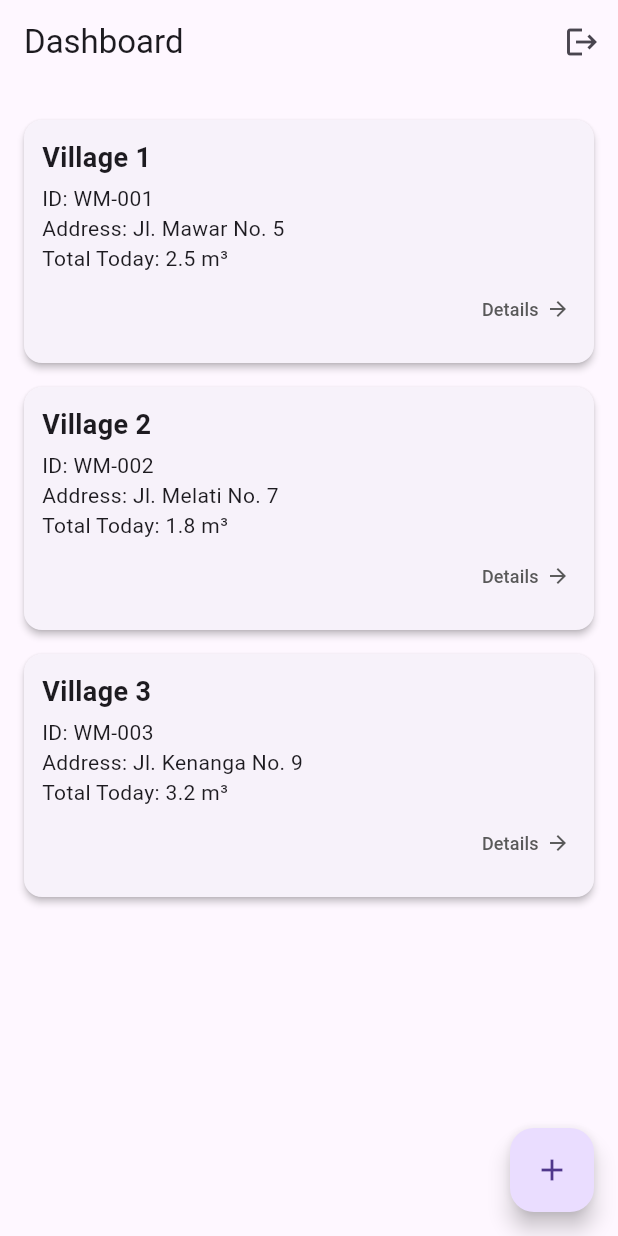
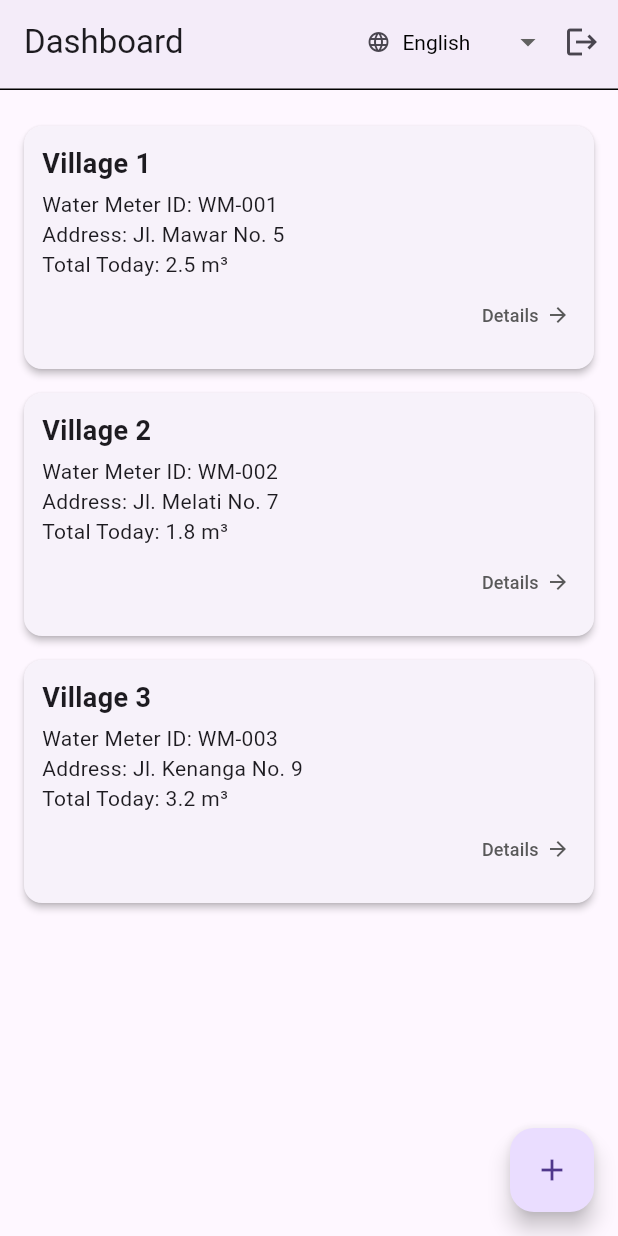
Before and after one commit to Khairul2991/logingoogle-Flutter, a Flutter app: the Dashboard screen opened directly, on a phone screen of 412 x 824 dp. Run offline on Flutter 3.47's test engine with Material 3 defaults, Android fonts, the phone set to English and light mode, and no system bars; our stand-ins replace firebase_auth, firebase_core, google_sign_in, syncfusion_flutter_charts; accounts and stored records are empty; generated files the repository leaves out were written again.

Commit message:
Change Some Feature

```diff
--- /dev/null
+++ b/lib/l10n/app_localizations.dart
@@ -0,0 +1,101 @@
+// app_localization.dart
+import 'dart:ui';
+
+class AppLocalizations {
+  static AppLocalizations? _instance;
+  String _currentLanguage = 'en';
+  VoidCallback? onLanguageChanged;
+
+  factory AppLocalizations() {
+    _instance ??= AppLocalizations._internal();
+    return _instance!;
+  }
+
+  AppLocalizations._internal();
+
+  static AppLocalizations get instance => AppLocalizations();
+
+  void changeLanguage(String languageCode) {
+    _currentLanguage = languageCode;
+    onLanguageChanged?.call();
+  }
+
+  String get currentLanguage => _currentLanguage;
+
+  // Contoh metode translasi
+  String translate(String key) {
+    switch (_currentLanguage) {
+      case 'en':
+        return _englishTranslations[key] ?? key;
+      case 'id':
+        return _indonesianTranslations[key] ?? key;
+      case 'tet':
+        return _eastTimorTranslations[key] ?? key;
+      case 'pt':
+        return _portugueseTranslations[key] ?? key;
+      default:
+        return key;
+    }
+  }
+
+  // Kamus terjemahan (tetap sama seperti sebelumnya)
+  static final Map<String, String> _englishTranslations = {
+    "appTitle": "Dashboard",
+    "add": "Add",
+    "details": "Details",
+    "address": "Address",
+    "village": "Village",
+    "waterMeterID": "Water Meter ID",
+    "totalToday": "Total Today",
+    'Language': 'Language',
+    'English': 'English',
+    'Indonesian': 'Indonesian',
+    'East Timor': 'East Timor',
+    'Portuguese': 'Portuguese',
+  };
+
+  static final Map<String, String> _indonesianTranslations = {
+    "appTitle": "Dashboard",
+    "add": "Tambah",
+    "details": "Rincian",
+    "address": "Alamat",
+    "village": "Desa",
+    "waterMeterID": "ID Meteran",
+    "totalToday": "Total Hari Ini",
+    'Language': 'Bahasa',
+    'English': 'Inggris',
+    'Indonesian': 'Indonesia',
+    'East Timor': 'Timor Leste',
+    'Portuguese': 'Portugis',
+  };
+
+  static final Map<String, String> _eastTimorTranslations = {
+    "appTitle": "Painel",
+    "add": "Aumenta",
+    "details": "Detálhus",
+    "address": "Adresu",
+    "village": "Aldeia",
+    "waterMeterID": "ID Medidor Bee",
+    "totalToday": "Total Ohin",
+    'Language': 'Lingua',
+    'English': 'Ingles',
+    'Indonesian': 'Indonzia',
+    'East Timor': 'Timor Leste',
+    'Portuguese': 'Portugés',
+  };
+
+  static final Map<String, String> _portugueseTranslations = {
+    "appTitle": "Painel",
+    "add": "Adicionar",
+    "details": "Detalhes",
+    "address": "Endereço",
+    "village": "Aldeia",
+    "waterMeterID": "ID do Medidor de Água",
+    "totalToday": "Total de Hoje",
+    'Language': 'Idioma',
+    'English': 'Inglês',
+    'Indonesian': 'Indonésio',
+    'East Timor': 'Timor-Leste',
+    'Portuguese': 'Português',
+  };
+}
--- a/lib/login_page.dart
+++ b/lib/login_page.dart
@@ -1,7 +1,7 @@
 import 'package:flutter/material.dart';
 import 'package:google_sign_in/google_sign_in.dart';
 import 'package:firebase_auth/firebase_auth.dart';
-import 'package:logingoogle/dashboard.dart';
+import 'package:logingoogle/pages/dashboard.dart';
 
 class LoginPage extends StatelessWidget {
   const LoginPage({super.key});
--- a/lib/main.dart
+++ b/lib/main.dart
@@ -1,6 +1,8 @@
 import 'package:flutter/material.dart';
 import 'package:firebase_core/firebase_core.dart';
+import 'package:flutter_localizations/flutter_localizations.dart';
 import 'firebase_options.dart';
+import 'l10n/app_localizations.dart';
 import 'login_page.dart';
 
 void main() async {
@@ -11,13 +13,50 @@ void main() async {
   runApp(const MyApp());
 }
 
-class MyApp extends StatelessWidget {
+class MyApp extends StatefulWidget {
   const MyApp({super.key});
+
+  @override
+  State<MyApp> createState() => _MyAppState();
+
+  // Metode statis untuk mengubah bahasa di seluruh aplikasi
+  static void setLanguage(BuildContext context, String languageCode) {
+    final _MyAppState? state = context.findAncestorStateOfType<_MyAppState>();
+    state?.setLanguage(languageCode);
+  }
+}
+
+class _MyAppState extends State<MyApp> {
+  late AppLocalizations _localizations;
+
+  @override
+  void initState() {
+    super.initState();
+    _localizations = AppLocalizations();
+  }
+
+  void setLanguage(String languageCode) {
+    setState(() {
+      _localizations.changeLanguage(languageCode);
+    });
+  }
+
   @override
   Widget build(BuildContext context) {
-    return MaterialApp(
+    return const MaterialApp(
+      localizationsDelegates: [
+        GlobalMaterialLocalizations.delegate,
+        GlobalWidgetsLocalizations.delegate,
+        GlobalCupertinoLocalizations.delegate,
+      ],
+      supportedLocales: [
+        Locale('en', ''),
+        Locale('id', ''),
+        Locale('tet', ''),
+        Locale('pt', ''),
+      ],
+      debugShowCheckedModeBanner: false,
       home: LoginPage(),
-      debugShowCheckedModeBanner: false,
     );
   }
 }
--- a/lib/dashboard.dart
+++ b/lib/pages/dashboard.dart
@@ -1,7 +1,11 @@
 import 'package:flutter/material.dart';
 import 'package:firebase_auth/firebase_auth.dart';
-import 'login_page.dart';
+import 'package:logingoogle/settings/language_dropdown.dart';
+import '../l10n/app_localizations.dart';
+import '../login_page.dart';
 import 'package:google_sign_in/google_sign_in.dart';
+
+import 'chart_page.dart';
 
 
 class Dashboard extends StatefulWidget {
@@ -12,6 +16,8 @@ class Dashboard extends StatefulWidget {
 }
 
 class _DashboardState extends State<Dashboard> {
+  final AppLocalizations _appLocalizations = AppLocalizations();
+
   // Contoh data yang nanti bisa diganti dengan data dinamis lain
   List<Map<String, dynamic>> waterMeterData = [
     {
@@ -34,6 +40,17 @@ class _DashboardState extends State<Dashboard> {
     },
   ];
 
+  @override
+  void initState() {
+    super.initState();
+    // Daftarkan callback untuk refresh UI ketika bahasa berubah
+    _appLocalizations.onLanguageChanged = _refreshOnLanguageChange;
+  }
+
+  void _refreshOnLanguageChange() {
+    setState(() {});
+  }
+
   void _addWaterMeter() {
     setState(() {
       int newIndex = waterMeterData.length + 1;
@@ -50,8 +67,9 @@ class _DashboardState extends State<Dashboard> {
   Widget build(BuildContext context) {
     return Scaffold(
       appBar: AppBar(
-        title: const Text('Dashboard'),
+        title: Text(_appLocalizations.translate("appTitle")),
         actions: [
+          LanguageDropdown(onLanguageChanged: _refreshOnLanguageChange),
           IconButton(
             icon: const Icon(Icons.logout),
             onPressed: () async {
@@ -65,6 +83,14 @@ class _DashboardState extends State<Dashboard> {
             },
           )
         ],
+        elevation: 2.0,
+        bottom: PreferredSize(
+          preferredSize: const Size.fromHeight(4.0),
+          child: Container(
+            height: 1.0,
+            color: Colors.black,
+          ),
+        ),
       ),
       body: Padding(
         padding: const EdgeInsets.all(16.0),
@@ -89,30 +115,37 @@ class _DashboardState extends State<Dashboard> {
                       ),
                     ),
                     const SizedBox(height: 4),
-                    Text("ID: ${meter['id']}"),
-                    Text("Address: ${meter['address']}"),
-                    Text("Total Today: ${meter['totalToday']} m³"),
+                    Text("${_appLocalizations.translate("waterMeterID")}: ${meter['id']}"),
+                    Text("${_appLocalizations.translate("address")}: ${meter['address']}"),
+                    Text("${_appLocalizations.translate("totalToday")}: ${meter['totalToday']} m³"),
                     Align(
                       alignment: Alignment.bottomRight,
                       child: TextButton(
                         onPressed: () async {
-
+                          await Navigator.push(
+                            context,
+                            MaterialPageRoute(
+                              builder: (context) => ChartPage(
+                                waterMeterId: meter['id'],
+                              ),
+                            ),
+                          );
                         },
                         style: TextButton.styleFrom(
                           padding: const EdgeInsets.symmetric(vertical: 0, horizontal: 4),
                         ),
-                        child: const Row(
+                        child: Row(
                           mainAxisSize: MainAxisSize.min,
                           children: [
                             Text(
-                              'Details',
-                              style: TextStyle(
+                              _appLocalizations.translate("details"),
+                              style: const TextStyle(
                                 color: Color(0xFF595959),
                                 fontSize: 12,
                               ),
                             ),
-                            SizedBox(width: 5),
-                            Icon(
+                            const SizedBox(width: 5),
+                            const Icon(
                               Icons.arrow_forward,
                               size: 16,
                               color: Color(0xFF595959),
--- /dev/null
+++ b/lib/settings/language_dropdown.dart
@@ -0,0 +1,87 @@
+// language_dropdown.dart
+import 'package:flutter/material.dart';
+import '../l10n/app_localizations.dart';
+
+class LanguageDropdown extends StatefulWidget {
+  final VoidCallback? onLanguageChanged;
+
+  const LanguageDropdown({super.key, this.onLanguageChanged});
+
+  @override
+  State<LanguageDropdown> createState() => _LanguageDropdownState();
+}
+
+class _LanguageDropdownState extends State<LanguageDropdown> {
+  final AppLocalizations _appLocalizations = AppLocalizations();
+  String _selectedLanguage = 'en';
+
+  @override
+  void initState() {
+    super.initState();
+    _selectedLanguage = _appLocalizations.currentLanguage;
+  }
+
+  void _changeLanguage(String? languageCode) {
+    if (languageCode != null) {
+      setState(() {
+        _selectedLanguage = languageCode;
+        _appLocalizations.changeLanguage(languageCode);
+        widget.onLanguageChanged?.call();
+      });
+    }
+  }
+
+  @override
+  Widget build(BuildContext context) {
+    return DropdownButtonHideUnderline(
+      child: DropdownButton<String>(
+        value: _selectedLanguage,
+        dropdownColor: Colors.white,
+        style: const TextStyle(color: Colors.black, fontSize: 14),
+        onChanged: _changeLanguage,
+        items: [
+          DropdownMenuItem(
+            value: 'en',
+            child: Row(
+              children: [
+                const Icon(Icons.language, size: 16),
+                const SizedBox(width: 8),
+                Text(_appLocalizations.translate('English')),
+              ],
+            ),
+          ),
+          DropdownMenuItem(
+            value: 'id',
+            child: Row(
+              children: [
+                const Icon(Icons.language, size: 16),
+                const SizedBox(width: 8),
+                Text(_appLocalizations.translate('Indonesian')),
+              ],
+            ),
+          ),
+          DropdownMenuItem(
+            value: 'tet',
+            child: Row(
+              children: [
+                const Icon(Icons.language, size: 16),
+                const SizedBox(width: 8),
+                Text(_appLocalizations.translate('East Timor')),
+              ],
+            ),
+          ),
+          DropdownMenuItem(
+            value: 'pt',
+            child: Row(
+              children: [
+                const Icon(Icons.language, size: 16),
+                const SizedBox(width: 8),
+                Text(_appLocalizations.translate('Portuguese')),
+              ],
+            ),
+          ),
+        ],
+      ),
+    );
+  }
+}
--- a/pubspec.yaml
+++ b/pubspec.yaml
@@ -11,8 +11,10 @@ dependencies:
     sdk: flutter
   flutter_localizations:
     sdk: flutter
-  intl: any
 
+  intl: ^0.19.0
+  syncfusion_flutter_charts: ^27.2.5
+  http: ^1.3.0
   firebase_auth: ^5.3.4
   firebase_core: ^3.8.1
   google_sign_in: ^6.2.2
@@ -24,4 +26,3 @@ dev_dependencies:
 
 flutter:
   uses-material-design: true
-  generate: true
```
Also changed, not shown: lib/l10n/app_en.arb (deleted, +0 -12 lines), lib/l10n/app_id.arb (deleted, +0 -12 lines), lib/l10n/app_pt.arb (deleted, +0 -12 lines), lib/l10n/app_tet.arb (deleted, +0 -12 lines), lib/pages/chart.dart (added, +111 -0 lines), lib/pages/chart_page.dart (added, +135 -0 lines), lib/asal.dart (deleted), pubspec.lock, 1 other file.
